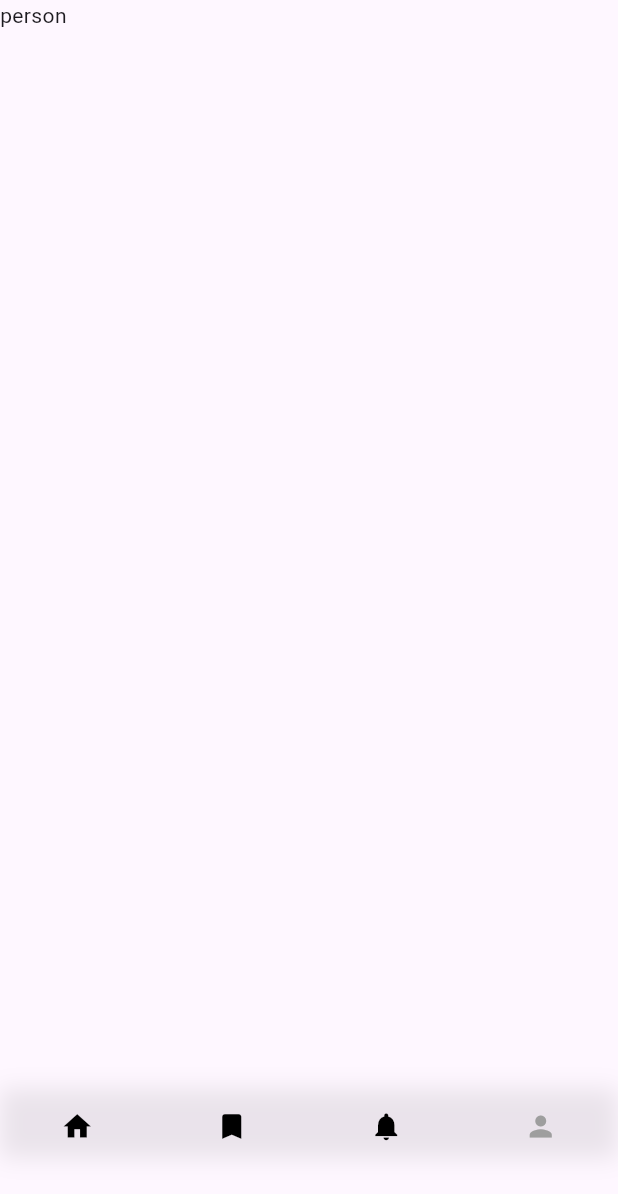
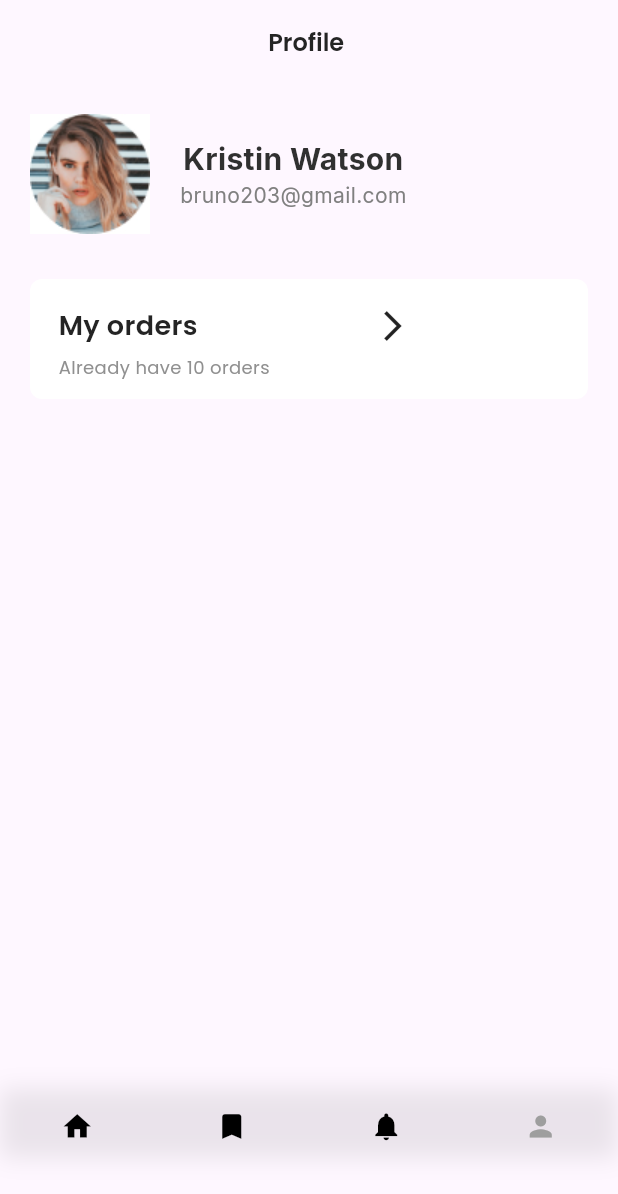
Before and after one commit to Dharalunagariya/Furniture.app, a Flutter app: the NavigationBarscreen screen opened by its route, item 4 of the bottom bar chosen, on a phone screen of 412 x 824 dp. Shown: the top 1194 px of the screen. Run offline on Flutter 3.47's test engine with Material 3 defaults, Android fonts, the phone set to English and light mode, and no system bars; our stand-ins replace awesome_bottom_bar, google_fonts.

Commit message:
08/01/25

```diff
--- a/lib/main.dart
+++ b/lib/main.dart
@@ -5,6 +5,7 @@ import 'package:furniture_app/view/Home/Homescreen.dart';
 import 'package:furniture_app/view/Login/Login.dart';
 import 'package:furniture_app/view/Navigation/Navigation_bar.dart';
 import 'package:furniture_app/view/Notificationscreen/Notification.dart';
+import 'package:furniture_app/view/Profile/Profile.dart';
 import 'package:furniture_app/view/Sign%20up/Signup.dart';
 import 'package:furniture_app/view/onboarding/Onboarding_screen.dart';
 
@@ -34,6 +35,7 @@ class MyApp extends StatelessWidget {
         'Checkout': (context) => Checkout(),
         'Congrats': (context) => Congrats(),
         'Notificationscreen': (context) => Notificationscreen(),
+        'Profilescreen': (context) => Profilescreen(),
       },
     );
   }
--- a/lib/view/Navigation/Navigation_bar.dart
+++ b/lib/view/Navigation/Navigation_bar.dart
@@ -3,6 +3,7 @@ import 'package:flutter/material.dart';
 import 'package:furniture_app/view/Home/Homescreen.dart';
 import 'package:furniture_app/view/Notificationscreen/Notification.dart';
 import 'package:furniture_app/view/Product/Productscreen.dart';
+import 'package:furniture_app/view/Profile/Profile.dart';
 
 List<TabItem> items = [
   TabItem(icon: (Icons.home)),
@@ -27,7 +28,7 @@ class _NavigationBarscreenState extends State<NavigationBarscreen> {
         Homescreen(),
         Productscreen(),
         Notificationscreen(),
-        Text('person'),
+        Profilescreen(),
       ][visit],
       bottomNavigationBar: Container(
         // height:,
--- /dev/null
+++ b/lib/view/Profile/Profile.dart
@@ -0,0 +1,111 @@
+import 'package:flutter/material.dart';
+import 'package:furniture_app/res/comman/commantext.dart';
+
+class Profilescreen extends StatefulWidget {
+  const Profilescreen({super.key});
+
+  @override
+  State<Profilescreen> createState() => _ProfilescreenState();
+}
+
+class _ProfilescreenState extends State<Profilescreen> {
+  @override
+  Widget build(BuildContext context) {
+    return Scaffold(
+      appBar: AppBar(
+        title: CommanText(
+          text: 'Profile ',
+          fontSize: 16,
+          weight: FontWeight.w600,
+          color: Color(0xff242424),
+        ),
+        automaticallyImplyLeading: false,
+        centerTitle: true,
+      ),
+      body: Padding(
+        padding: const EdgeInsets.all(20),
+        child: Column(
+          crossAxisAlignment: CrossAxisAlignment.start,
+          children: [
+            Row(
+              children: [
+                Container(
+                  height: 80,
+                  width: 80,
+                  decoration: BoxDecoration(
+                    image: DecorationImage(
+                        image: AssetImage('images/avatar (1).jpg')),
+                  ),
+                ),
+                SizedBox(
+                  width: 20,
+                ),
+                Column(
+                  children: [
+                    CommanText1(
+                      text: 'Kristin Watson',
+                      fontSize: 20,
+                      weight: FontWeight.w700,
+                      color: Color(0xff303030),
+                    ),
+                    CommanText1(
+                      text: 'bruno203@gmail.com',
+                      fontSize: 14,
+                      weight: FontWeight.w400,
+                      color: Color(0xff808080),
+                    ),
+                  ],
+                )
+              ],
+            ),
+            SizedBox(
+              height: 30,
+            ),
+            Container(
+              height: 80,
+              width: double.infinity,
+              decoration: BoxDecoration(
+                borderRadius: BorderRadius.circular(8),
+                color: Color(0xffFFFFFF),
+              ),
+              child: Padding(
+                padding: const EdgeInsets.only(
+                  top: 18,
+                  left: 19,
+                ),
+                child: Column(
+                  crossAxisAlignment: CrossAxisAlignment.start,
+                  children: [
+                    Row(
+                      children: [
+                        CommanText(
+                          text: 'My orders',
+                          fontSize: 18,
+                          weight: FontWeight.w600,
+                          color: Color(0xff242424),
+                        ),
+                        Expanded(
+                            child: Icon(
+                          Icons.arrow_forward_ios,
+                        )),
+                      ],
+                    ),
+                    SizedBox(
+                      height: 6,
+                    ),
+                    CommanText(
+                      text: 'Already have 10 orders',
+                      fontSize: 12,
+                      weight: FontWeight.w400,
+                      color: Color(0xff909090),
+                    ),
+                  ],
+                ),
+              ),
+            )
+          ],
+        ),
+      ),
+    );
+  }
+}
```
Also changed, not shown: lib/view/Notificationscreen/Notification.dart (+78 -12 lines), images/avatar (1).jpg (added).
